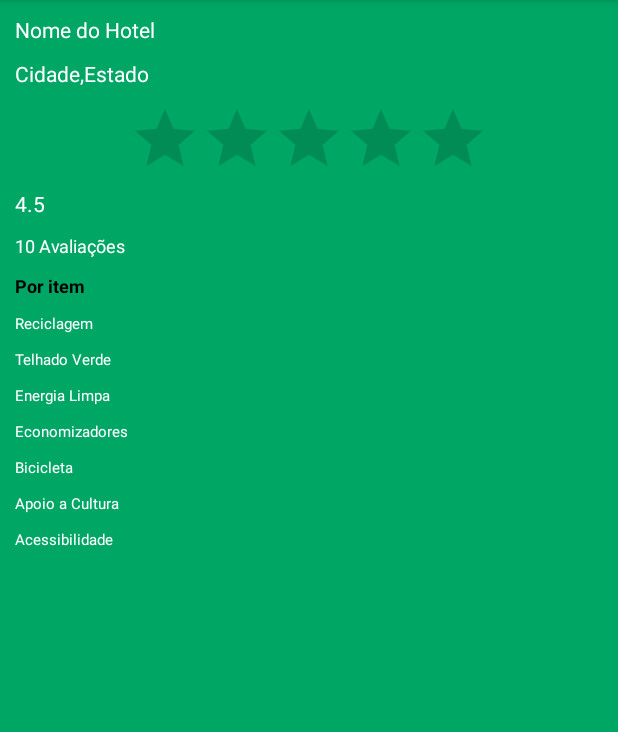
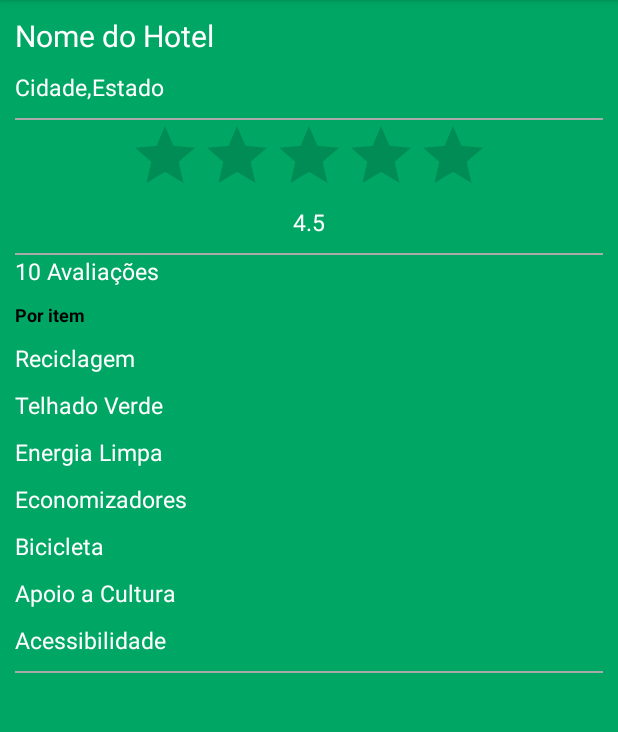
Before and after one commit to pedroivo96/EcoTriagem, an Android app: the AvaliacaoHotelActivity screen opened directly, with no data from a screen before it, on a phone screen of 412 x 824 dp, the part 84-816 px from its top. Run offline under Robolectric (Android 15) with nearby library versions, the phone set to English and light mode, and no system bars; 12 statements that could not run were skipped.

Commit message:
Alteracoes na AvaliacaoHotelActivity

```diff
--- a/app/src/main/java/com/example/pedro/ecotriagem/Telas/AvaliacaoHotelActivity.java
+++ b/app/src/main/java/com/example/pedro/ecotriagem/Telas/AvaliacaoHotelActivity.java
@@ -8,6 +8,8 @@ import android.widget.TextView;
 
 import com.example.pedro.ecotriagem.R;
 import com.example.pedro.ecotriagem.control.AvaliacaoHotel;
+
+import java.text.DecimalFormat;
 
 public class AvaliacaoHotelActivity extends AppCompatActivity {
 
@@ -50,7 +52,10 @@ public class AvaliacaoHotelActivity extends AppCompatActivity {
 
         tqAvaliacoes.setText(avaliacaoHotel.qAvaliacoes+" avaliações");
         ratingBar.setRating(avaliacaoHotel.nota);
-        tNota.setText(""+avaliacaoHotel.nota);
+
+        DecimalFormat df = new DecimalFormat("0.0");
+
+        tNota.setText(df.format(avaliacaoHotel.nota));
 
     }
 
--- a/app/src/main/res/layout/activity_avaliacao_hotel.xml
+++ b/app/src/main/res/layout/activity_avaliacao_hotel.xml
@@ -15,7 +15,8 @@
         android:text="Nome do Hotel"
         android:textColor="#FFFFFF"
         android:layout_marginBottom="10dp"
-        android:id="@+id/nomeHotel"/>
+        android:id="@+id/nomeHotel"
+        android:textSize="20dp"/>
 
     <TextView
         android:layout_width="match_parent"
@@ -23,7 +24,20 @@
         android:text="Cidade,Estado"
         android:textColor="#FFFFFF"
         android:layout_marginBottom="10dp"
-        android:id="@+id/cidadeEstado"/>
+        android:id="@+id/cidadeEstado"
+        android:textSize="15dp"/>
+
+
+    <View
+        android:layout_width="match_parent"
+        android:layout_height="1dp"
+        android:background="@android:color/darker_gray"/>
+
+    <LinearLayout
+        android:layout_height="wrap_content"
+        android:layout_width="match_parent"
+        android:orientation="vertical"
+        android:gravity="center_horizontal">
 
         <RatingBar
             android:id="@+id/ratingBarHotel"
@@ -35,21 +49,31 @@
             android:progressTint="#ffef40"
             android:secondaryProgressTint="#ffef40"
             android:layout_gravity="center"
+            android:clickable="false"
             />
 
         <TextView
-        android:layout_width="match_parent"
+            android:layout_width="wrap_content"
             android:layout_height="wrap_content"
             android:text="4.5"
             android:textColor="#FFFFFF"
             android:layout_marginBottom="10dp"
-        android:id="@+id/nota"/>
+            android:id="@+id/nota"
+            android:textSize="15dp"/>
+
+    </LinearLayout>
+
+
+    <View
+        android:layout_width="match_parent"
+        android:layout_height="1dp"
+        android:background="@android:color/darker_gray"/>
 
     <TextView
         android:layout_height="wrap_content"
         android:layout_width="wrap_content"
         android:text="10 Avaliações"
-        android:textSize="12dp"
+        android:textSize="15dp"
         android:textColor="#FFFFFF"
         android:layout_marginBottom="10dp"
         android:id="@+id/qAvaliacoes"/>
@@ -63,66 +87,162 @@
         android:textStyle="bold"
         android:layout_marginBottom="10dp"/>
 
+    <TableLayout
+        android:layout_height="wrap_content"
+        android:layout_width="match_parent"
+        android:stretchColumns="1"
+        android:layout_marginBottom="10dp">
+
+        <TableRow>
             <TextView
                 android:layout_width="wrap_content"
                 android:layout_height="wrap_content"
                 android:text="Reciclagem"
                 android:textColor="#FFFFFF"
-        android:textSize="10dp"
+                android:textSize="15dp"
+                android:layout_marginBottom="10dp"/>
+
+            <TextView
+                android:layout_width="wrap_content"
+                android:layout_height="wrap_content"
+                android:text=""
+                android:textColor="#FFFFFF"
+                android:textSize="15dp"
                 android:layout_marginBottom="10dp"
-        android:id="@+id/reciclagem"/>
+                android:id="@+id/reciclagem"
+                android:layout_gravity="center_horizontal"/>
+        </TableRow>
 
+
+        <TableRow>
             <TextView
                 android:layout_width="wrap_content"
                 android:layout_height="wrap_content"
                 android:text="Telhado Verde"
                 android:textColor="#FFFFFF"
-        android:textSize="10dp"
+                android:textSize="15dp"
+                android:layout_marginBottom="10dp"/>
+
+            <TextView
+                android:layout_width="wrap_content"
+                android:layout_height="wrap_content"
+                android:text=""
+                android:textColor="#FFFFFF"
+                android:textSize="15dp"
                 android:layout_marginBottom="10dp"
-        android:id="@+id/telhadoVerde"/>
+                android:id="@+id/telhadoVerde"
+                android:layout_gravity="center_horizontal"/>
+        </TableRow>
 
+
+        <TableRow>
             <TextView
                 android:layout_width="wrap_content"
                 android:layout_height="wrap_content"
                 android:text="Energia Limpa"
                 android:textColor="#FFFFFF"
-        android:textSize="10dp"
+                android:textSize="15dp"
+                android:layout_marginBottom="10dp" />
+
+            <TextView
+                android:layout_width="wrap_content"
+                android:layout_height="wrap_content"
+                android:text=""
+                android:textColor="#FFFFFF"
+                android:textSize="15dp"
                 android:layout_marginBottom="10dp"
-        android:id="@+id/energiaLimpa"/>
+                android:id="@+id/energiaLimpa"
+                android:layout_gravity="center_horizontal"/>
+        </TableRow>
 
+
+        <TableRow>
             <TextView
                 android:layout_width="wrap_content"
                 android:layout_height="wrap_content"
                 android:text="Economizadores"
                 android:textColor="#FFFFFF"
-        android:textSize="10dp"
+                android:textSize="15dp"
+                android:layout_marginBottom="10dp"/>
+
+            <TextView
+                android:layout_width="wrap_content"
+                android:layout_height="wrap_content"
+                android:text=""
+                android:textColor="#FFFFFF"
+                android:textSize="15dp"
                 android:layout_marginBottom="10dp"
-        android:id="@+id/economizadores"/>
+                android:id="@+id/economizadores"
+                android:layout_gravity="center_horizontal"/>
+        </TableRow>
 
+
+        <TableRow>
             <TextView
                 android:layout_width="wrap_content"
                 android:layout_height="wrap_content"
                 android:text="Bicicleta"
                 android:textColor="#FFFFFF"
-        android:textSize="10dp"
+                android:textSize="15dp"
                 android:layout_marginBottom="10dp"
-        android:id="@+id/bicicleta"/>
+                />
 
+            <TextView
+                android:layout_width="wrap_content"
+                android:layout_height="wrap_content"
+                android:text=""
+                android:textColor="#FFFFFF"
+                android:textSize="15dp"
+                android:layout_marginBottom="10dp"
+                android:id="@+id/bicicleta"
+                android:layout_gravity="center_horizontal"/>
+        </TableRow>
+
+
+        <TableRow>
             <TextView
                 android:layout_width="wrap_content"
                 android:layout_height="wrap_content"
                 android:text="Apoio a Cultura"
                 android:textColor="#FFFFFF"
-        android:textSize="10dp"
+                android:textSize="15dp"
+                android:layout_marginBottom="10dp"/>
+            <TextView
+                android:layout_width="wrap_content"
+                android:layout_height="wrap_content"
+                android:text=""
+                android:textColor="#FFFFFF"
+                android:textSize="15dp"
                 android:layout_marginBottom="10dp"
-        android:id="@+id/apoioCultura"/>
+                android:id="@+id/apoioCultura"
+                android:layout_gravity="center_horizontal"/>
+        </TableRow>
 
+
+        <TableRow>
             <TextView
                 android:layout_width="wrap_content"
                 android:layout_height="wrap_content"
                 android:text="Acessibilidade"
                 android:textColor="#FFFFFF"
-        android:textSize="10dp"
-        android:id="@+id/acessibilidade"/>
+                android:textSize="15dp"/>
+
+            <TextView
+                android:layout_width="wrap_content"
+                android:layout_height="wrap_content"
+                android:text=""
+                android:textColor="#FFFFFF"
+                android:textSize="15dp"
+                android:id="@+id/acessibilidade"
+                android:layout_gravity="center_horizontal"/>
+        </TableRow>
+
+    </TableLayout>
+
+    <View
+        android:layout_width="match_parent"
+        android:layout_height="1dp"
+        android:background="@android:color/darker_gray"/>
+
 
 </LinearLayout>
```
Lines whose indentation alone changed are shown as unchanged.
